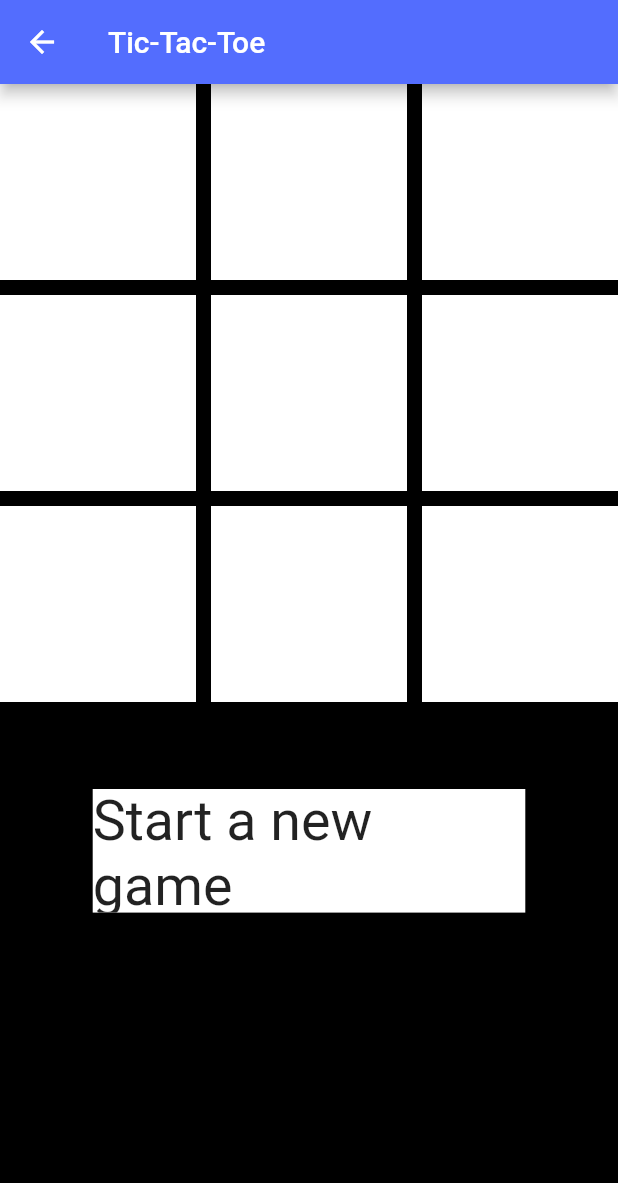
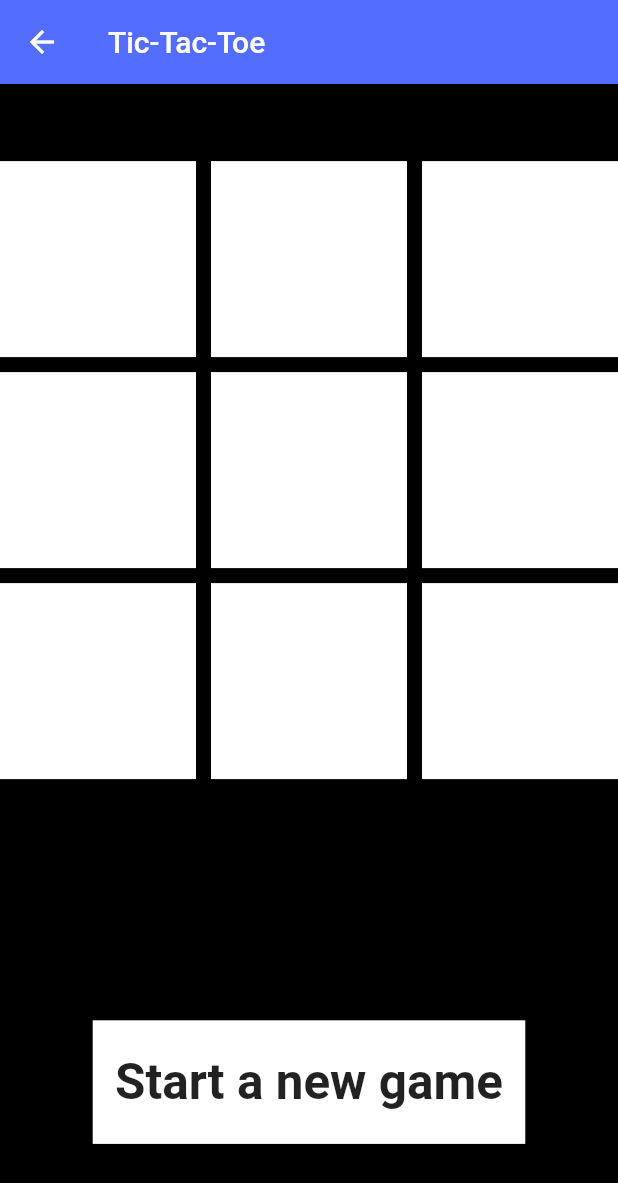
Before and after one commit to sharansriramoju/tictactoe, a Flutter app: the Game screen opened directly, after a tap on "Start a new game", on a phone screen of 412 x 824 dp. Shown: the top 1183 px of the screen. Run offline on Flutter 3.47's test engine with Material 2 defaults, Android fonts, the phone set to English and light mode, and no system bars.

Commit message:
one bud left

```diff
--- a/tictactoe/lib/game.dart
+++ b/tictactoe/lib/game.dart
@@ -1,5 +1,6 @@
+import 'dart:math';
+
 import 'package:flutter/material.dart';
-import 'package:tictactoe/main.dart';
 
 class Game extends StatefulWidget {
   @override
@@ -12,6 +13,7 @@ class _GameState extends State<Game> {
   List<int> o = [];
   int count = 0;
   bool visibility = true;
+  String k = "";
 
   String result() {
     if ((x.contains(0) & x.contains(1) & x.contains(2)) |
@@ -21,10 +23,11 @@ class _GameState extends State<Game> {
         (x.contains(2) & x.contains(5) & x.contains(8)) |
         (x.contains(1) & x.contains(7) & x.contains(4)) |
         (x.contains(0) & x.contains(4) & x.contains(8)) |
-        (x.contains(6) & x.contains(2) & x.contains(6))) {
+        (x.contains(2) & x.contains(4) & x.contains(6))) {
       visibility = false;
+      k = "X won";
 
-      return "X WON";
+      return k;
     } else if ((o.contains(0) & o.contains(1) & o.contains(2)) |
         (o.contains(3) & o.contains(4) & o.contains(5)) |
         (o.contains(6) & o.contains(7) & o.contains(8)) |
@@ -32,16 +35,20 @@ class _GameState extends State<Game> {
         (o.contains(2) & o.contains(5) & o.contains(8)) |
         (o.contains(1) & o.contains(7) & o.contains(4)) |
         (o.contains(0) & o.contains(4) & o.contains(8)) |
-        (o.contains(6) & o.contains(2) & o.contains(6))) {
+        (o.contains(2) & o.contains(4) & o.contains(6))) {
       visibility = false;
+      k = "O WON";
 
-      return "O WON";
+      return k;
     } else if (count == 9) {
       visibility = false;
+      k = "DRAW";
 
-      return "DRAW";
+      return k;
     } else {
-      return "";
+      visibility = true;
+      k = "";
+      return k;
     }
   }
 
@@ -56,19 +63,16 @@ class _GameState extends State<Game> {
       appBar: AppBar(
         backgroundColor: Colors.indigoAccent,
         title: Text("Tic-Tac-Toe"),
-        leading: GestureDetector(
-          onTap: () => Navigator.push(
-              context, MaterialPageRoute(builder: (context) => HomePage())),
-          child: Icon(Icons.arrow_back),
-        ),
       ),
       body: Container(
         color: Colors.black,
         child: Center(
           child: Column(
+            mainAxisAlignment: MainAxisAlignment.spaceEvenly,
             children: [
               Visibility(
                 visible: visibility,
+                child: Center(
                   child: GridView.builder(
                     shrinkWrap: true,
                     itemCount: 9,
@@ -114,6 +118,7 @@ class _GameState extends State<Game> {
                     },
                   ),
                 ),
+              ),
               Container(
                 child: Center(
                   child: Text(
@@ -121,13 +126,23 @@ class _GameState extends State<Game> {
                     style: TextStyle(
                       fontSize: height * 0.05,
                       color: Colors.white,
+                      fontWeight: FontWeight.bold,
                     ),
                   ),
                 ),
               ),
               GestureDetector(
-                onTap: () => Navigator.push(
-                    context, MaterialPageRoute(builder: (context) => Game())),
+                onTap: () {
+                  setState(() {
+                    _values = ["", "", "", "", "", "", "", "", ""];
+                    x = [];
+                    o = [];
+                    _tap = true;
+                    visibility = true;
+                    k = "";
+                    count = 0;
+                  });
+                },
                 child: Padding(
                   padding: EdgeInsets.all(10),
                   child: Container(
@@ -138,8 +153,8 @@ class _GameState extends State<Game> {
                       child: Text(
                         "Start a new game",
                         style: TextStyle(
-                          fontSize: height * 0.045,
-                        ),
+                            fontSize: height * 0.04,
+                            fontWeight: FontWeight.bold),
                       ),
                     ),
                   ),
```
Lines whose indentation alone changed are shown as unchanged.
